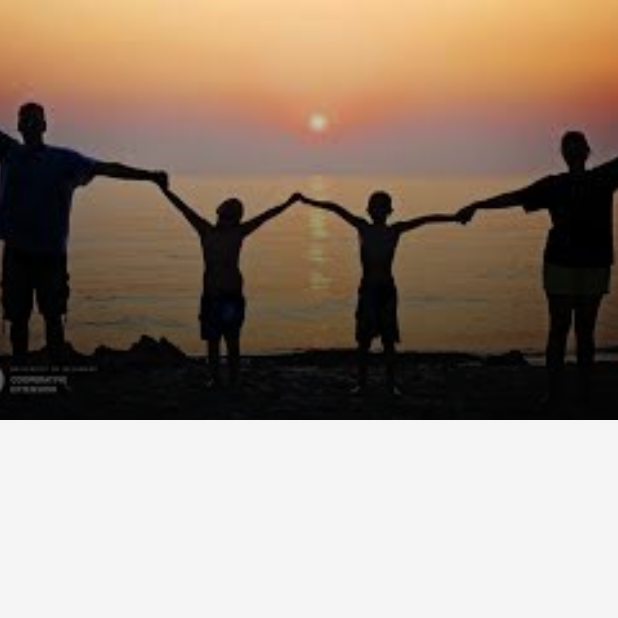
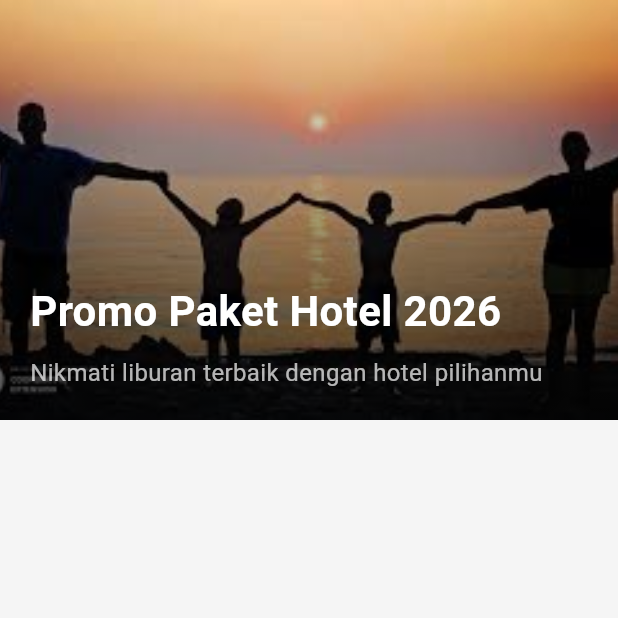
Before and after one commit to asis92/proyek-app-Kelompok_KS, a Flutter app: the Dashboard screen opened directly, on a phone screen of 412 x 824 dp, the top half of it. Run offline on Flutter 3.47's test engine with Material 3 defaults, Android fonts, the phone set to English and light mode, and no system bars; our stand-ins replace firebase_core, firebase_messaging; accounts and stored records are empty.

Commit message:
menambahkan teks pada banner dashboard

```diff
--- a/aplikasi_tor_tor/lib/screen/dashboard/dashboard.dart
+++ b/aplikasi_tor_tor/lib/screen/dashboard/dashboard.dart
@@ -40,6 +40,32 @@ class _DashboardState extends State<Dashboard> {
                       ),
                     ),
                   ),
+
+                  Padding(
+                    padding: const EdgeInsets.all(20),
+                    child: Column(
+                      mainAxisAlignment: MainAxisAlignment.end,
+                      crossAxisAlignment: CrossAxisAlignment.start,
+                      children: const [
+                        Text(
+                          "Promo Paket Hotel 2026",
+                          style: TextStyle(
+                            color: Colors.white,
+                            fontSize: 28,
+                            fontWeight: FontWeight.bold,
+                          ),
+                        ),
+                        SizedBox(height: 10),
+                        Text(
+                          "Nikmati liburan terbaik dengan hotel pilihanmu",
+                          style: TextStyle(
+                            color: Colors.white70,
+                            fontSize: 16,
+                          ),
+                        ),
+                      ],
+                    ),
+                  ),
                 ],
               ),
             ),
```
